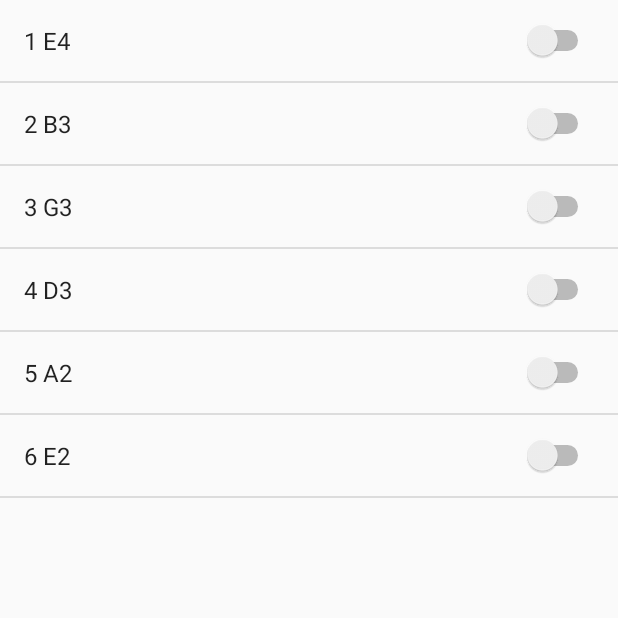
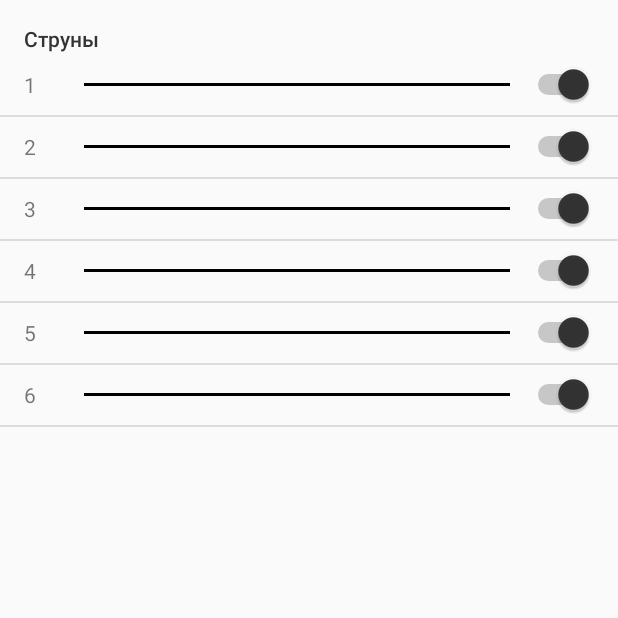
Before and after one commit to diatanato/FretboardLogic, an Android app: the fragment SettingsFragment placed in its activity, after a tap on "Строй", on a phone screen of 412 x 824 dp, the top half of it. Run offline under Robolectric (Android 15) with nearby library versions, the phone set to English and light mode, and no system bars.

Commit message:
немного настройки строя

```diff
--- a/app/src/main/java/com/diatanato/android/fretboarlogic/MainActivity.java
+++ b/app/src/main/java/com/diatanato/android/fretboarlogic/MainActivity.java
@@ -4,8 +4,11 @@ import android.animation.Animator;
 import android.animation.Animator.AnimatorListener;
 import android.animation.AnimatorInflater;
 import android.animation.AnimatorListenerAdapter;
+import android.animation.AnimatorSet;
+import android.animation.ObjectAnimator;
 import android.content.Intent;
 import android.graphics.Color;
+import android.graphics.Rect;
 import android.support.v7.app.AppCompatActivity;
 import android.os.Bundle;
 import android.view.View;
@@ -31,7 +34,7 @@ public class MainActivity extends AppCompatActivity
     private int            mCorrectCount;
     private int            mIncorrectCount;
 
-    private AppSettings    mSettings = new AppSettings();
+    private AppSettings    mSettings;
 
     @Override
     protected void onCreate(Bundle savedInstanceState)
@@ -54,6 +57,7 @@ public class MainActivity extends AppCompatActivity
             startActivity(new Intent(this, SettingsActivity.class));
         });
         mBottomPanel = findViewById(R.id.bottompanel);
+        mSettings    = new AppSettings(this);
     }
 
     public synchronized void onClick(View param)
--- a/app/src/main/java/com/diatanato/android/fretboarlogic/settings/SettingsFragment.java
+++ b/app/src/main/java/com/diatanato/android/fretboarlogic/settings/SettingsFragment.java
@@ -5,14 +5,13 @@ import android.os.Bundle;
 import android.preference.ListPreference;
 import android.preference.PreferenceFragment;
 
+import com.diatanato.android.fretboarlogic.AppSettings;
+import com.diatanato.android.fretboarlogic.Octave;
 import com.diatanato.android.fretboarlogic.R;
+import com.diatanato.android.fretboarlogic.settings.preferences.StringPreference;
 
 public class SettingsFragment extends PreferenceFragment implements SharedPreferences.OnSharedPreferenceChangeListener
 {
-    public static final String KEY_PREFERENCE_ALTERATION = "alteration";
-    public static final String KEY_PREFERENCE_INSTRUMENT = "instrument";
-
-
     @Override
     public void onCreate(Bundle savedInstanceState)
     {
@@ -21,8 +20,8 @@ public class SettingsFragment extends PreferenceFragment implements SharedPrefer
 
         SharedPreferences preferences = getPreferenceScreen().getSharedPreferences();
 
-        onSharedPreferenceChanged(preferences, KEY_PREFERENCE_ALTERATION);
-        onSharedPreferenceChanged(preferences, KEY_PREFERENCE_INSTRUMENT);
+        onSharedPreferenceChanged(preferences, AppSettings.KEY_PREFERENCE_ALTERATION);
+        onSharedPreferenceChanged(preferences, AppSettings.KEY_PREFERENCE_TUNINGS);
     }
 
     @Override
@@ -42,17 +41,24 @@ public class SettingsFragment extends PreferenceFragment implements SharedPrefer
     @Override
     public void onSharedPreferenceChanged(SharedPreferences preferences, String key)
     {
-        if (key.equals(KEY_PREFERENCE_ALTERATION))
+        if (key.equals(AppSettings.KEY_PREFERENCE_ALTERATION))
         {
             ListPreference preference = (ListPreference)findPreference(key);
             preference.setSummary(preference.getEntry());
         }
-        if (key.equals(KEY_PREFERENCE_INSTRUMENT))
+        if (key.equals(AppSettings.KEY_PREFERENCE_TUNINGS))
         {
-            for (int i = 6; i < 10; i++)
+            //TODO: берем ALTERATION из настроек
+            //TODO: берем количество струн из инструмента
+
+            StringBuilder builder = new StringBuilder(6);
+
+            for (int i = 0; i < 6; i++)
             {
-                //findPreference(key).;
+                StringPreference preference = (StringPreference)findPreference("string" + i);
+                builder.append(Octave.getInstance().getNoteName(preference.getNote().getNoteIndex(), Octave.ALTERATION_FLAT));
             }
+            findPreference(key).setSummary(builder.toString());
         }
     }
 }
--- a/app/src/main/java/com/diatanato/android/fretboarlogic/settings/preferences/StringPreference.java
+++ b/app/src/main/java/com/diatanato/android/fretboarlogic/settings/preferences/StringPreference.java
@@ -1,18 +1,30 @@
 package com.diatanato.android.fretboarlogic.settings.preferences;
 
 import android.content.Context;
+import android.media.MediaPlayer;
 import android.preference.DialogPreference;
 import android.util.AttributeSet;
+import android.view.View;
 
+import com.diatanato.android.fretboarlogic.Note;
+import com.diatanato.android.fretboarlogic.Octave;
+import com.diatanato.android.fretboarlogic.Octave.NoteIndex;
 import com.diatanato.android.fretboarlogic.R;
+
 
 public class StringPreference extends DialogPreference
 {
-    public StringPreference(Context context, AttributeSet attrs, int defStyleAttr, int defStyleRes) {
+    private Note mNote;
+    private MediaPlayer mPlayer;
+
+    public StringPreference(Context context, AttributeSet attrs, int defStyleAttr, int defStyleRes)
+    {
         super(context, attrs, defStyleAttr, defStyleRes);
+        setNote(Octave.A, 1);
     }
 
-    public StringPreference(Context context, AttributeSet attrs, int defStyleAttr) {
+    public StringPreference(Context context, AttributeSet attrs, int defStyleAttr)
+    {
         this(context, attrs, defStyleAttr, 0);
     }
 
@@ -21,4 +33,29 @@ public class StringPreference extends DialogPreference
         this(context, attrs, 0);
         setLayoutResource(R.layout.string_preference);
     }
+
+    @Override
+    protected void onBindView(View view)
+    {
+        super.onBindView(view);
+        view.findViewById(R.id.string).setOnClickListener(v -> mPlayer.start());
+    }
+
+    public Note getNote()
+    {
+        return mNote;
+    }
+
+    /** Устанавливаем выбранную ноту */
+
+    private void setNote(@NoteIndex int note, int octave)
+    {
+        Context context = getContext();
+
+        //TODO: получаем ресурс по ноте и октаве
+        //context.getResources().getIdentifier("A1", "raw", context.getPackageName());
+
+        mNote   = new Note(note, octave);
+        mPlayer = MediaPlayer.create(context, R.raw.a1);
+    }
 }
--- a/app/src/main/res/layout/string_preference.xml
+++ b/app/src/main/res/layout/string_preference.xml
@@ -1,44 +1,57 @@
 <?xml version="1.0" encoding="utf-8"?>
-
 <LinearLayout
     xmlns:android="http://schemas.android.com/apk/res/android"
+    xmlns:app="http://schemas.android.com/apk/res-auto"
+    xmlns:tools="http://schemas.android.com/tools"
     android:layout_width="match_parent"
-    android:layout_height="match_parent"
-    android:orientation="vertical">
+    android:layout_height="40dp"
+    android:gravity="center_vertical"
+    android:orientation="horizontal"
+    android:paddingStart="16dp"
+    android:paddingEnd="16dp">
 
-    <Button
-        android:id="@+id/button9"
-        android:layout_width="match_parent"
+    <CheckBox
+        android:layout_width="wrap_content"
         android:layout_height="wrap_content"
-        android:text="Button" />
+        android:checked="false"
+        android:visibility="gone"
+        tools:text="1" />
 
-    <Button
-        android:id="@+id/button10"
-        android:layout_width="match_parent"
+    <TextView
+        android:id="@android:id/title"
+        android:layout_width="wrap_content"
         android:layout_height="wrap_content"
-        android:text="Button" />
+        tools:text="1" />
 
-    <Button
-        android:id="@+id/button11"
-        android:layout_width="match_parent"
+    <TextView
+        android:id="@+id/name"
+        android:layout_width="24dp"
+        android:layout_height="24dp"
+        android:layout_margin="4dp"
+        android:gravity="center"
+        android:textColor="@android:color/black"
+        tools:text="D4" />
+
+    <View
+        android:id="@+id/string"
+        android:layout_width="0dp"
+        android:layout_height="2dp"
+        android:layout_weight="1"
+        android:background="@android:color/black" />
+
+    <ImageView
+        android:id="@+id/play"
+        android:layout_width="wrap_content"
         android:layout_height="wrap_content"
-        android:text="Button" />
+        android:layout_margin="4dp"
+        android:visibility="gone"
+        app:srcCompat="@drawable/ic_play_arrow_black_24dp" />
 
-    <Button
-        android:id="@+id/button12"
-        android:layout_width="match_parent"
+    <Switch
+        android:id="@+id/switch3"
+        android:layout_width="wrap_content"
         android:layout_height="wrap_content"
-        android:text="Button" />
+        android:layout_marginStart="8dp"
+        android:checked="true" />
 
-    <Button
-        android:id="@+id/button13"
-        android:layout_width="match_parent"
-        android:layout_height="wrap_content"
-        android:text="Button" />
-
-    <Button
-        android:id="@+id/button14"
-        android:layout_width="match_parent"
-        android:layout_height="wrap_content"
-        android:text="Button" />
 </LinearLayout>
--- a/app/src/main/res/values/dimens.xml
+++ b/app/src/main/res/values/dimens.xml
@@ -1,3 +1,3 @@
 <resources>
-    <dimen name="toolbar_height">48dp</dimen>
+    <dimen name="toolbar_height">52dp</dimen>
 </resources>
--- a/app/src/main/res/xml/preferences.xml
+++ b/app/src/main/res/xml/preferences.xml
@@ -1,57 +1,35 @@
 <PreferenceScreen xmlns:android="http://schemas.android.com/apk/res/android">
-
     <PreferenceScreen
-        android:summary="EBGDAE"
+        android:key="tunings"
         android:title="Строй">
-        <SwitchPreference
-            android:defaultValue="false"
-            android:key="string0"
-            android:title="1 E4" />
-        <SwitchPreference
-            android:defaultValue="false"
-            android:key="string1"
-            android:title="2 B3" />
-        <SwitchPreference
-            android:defaultValue="false"
-            android:key="string2"
-            android:title="3 G3" />
-        <SwitchPreference
-            android:defaultValue="false"
-            android:key="string4"
-            android:title="4 D3" />
-        <SwitchPreference
-            android:defaultValue="false"
-            android:key="string4"
-            android:title="5 A2" />
-        <SwitchPreference
-            android:defaultValue="false"
-            android:key="string5"
-            android:title="6 E2" />
+        <PreferenceCategory
+            android:title="Струны">
+            <com.diatanato.android.fretboarlogic.settings.preferences.StringPreference
+                android:key="string0"
+                android:title="1" />
+            <com.diatanato.android.fretboarlogic.settings.preferences.StringPreference
+                android:key="string1"
+                android:title="2" />
+            <com.diatanato.android.fretboarlogic.settings.preferences.StringPreference
+                android:key="string2"
+                android:title="3" />
+            <com.diatanato.android.fretboarlogic.settings.preferences.StringPreference
+                android:key="string3"
+                android:title="4" />
+            <com.diatanato.android.fretboarlogic.settings.preferences.StringPreference
+                android:key="string4"
+                android:title="5" />
+            <com.diatanato.android.fretboarlogic.settings.preferences.StringPreference
+                android:key="string5"
+                android:title="6" />
+        </PreferenceCategory>
     </PreferenceScreen>
-
-    <!--<com.diatanato.android.fretboarlogic.settings.preferences.StringPreference
-        android:defaultValue="0"
-        android:entries="@array/pref_alteration_titles"
-        android:entryValues="@array/pref_alteration_values"
-        android:key="alteration"
-        android:negativeButtonText="@null"
-        android:positiveButtonText="@null"
-        android:title="@string/pref_alteration_title" />
-
-    <com.diatanato.android.fretboarlogic.settings.preferences.InstrumentPreference
-        android:defaultValue="0"
-        android:key="key"
-        android:title="@string/pref_alteration_title" />-->
-
     <ListPreference
         android:defaultValue="0"
         android:entries="@array/pref_alteration_titles"
         android:entryValues="@array/pref_alteration_values"
         android:key="alteration"
-        android:negativeButtonText="@null"
-        android:positiveButtonText="@null"
         android:title="@string/pref_alteration_title" />
-
     <SwitchPreference
         android:defaultValue="false"
         android:key="zoom"
@@ -60,5 +38,4 @@
         android:defaultValue="false"
         android:key="reverse"
         android:title="@string/pref_reverse_title" />
-
 </PreferenceScreen>
```
Also changed, not shown: app/src/main/java/com/diatanato/android/fretboarlogic/AppSettings.java (+41 -2 lines), app/src/main/res/layout/string_layout.xml (deleted, +0 -54 lines).
